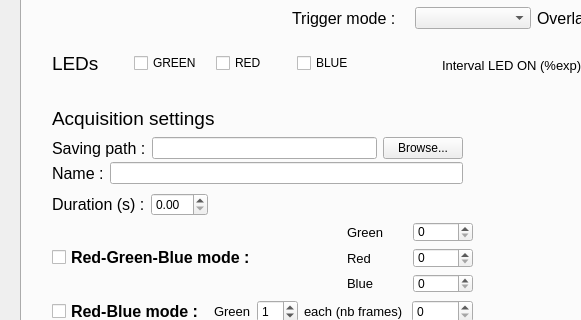
This is isoi_window_V2.ui in JohnstonLab/OMMI as Qt 5 draws it before an edit; both pictures show x 0 to 581 and y 253 to 573 of the 990 by 696 pixel window. The edited form follows.
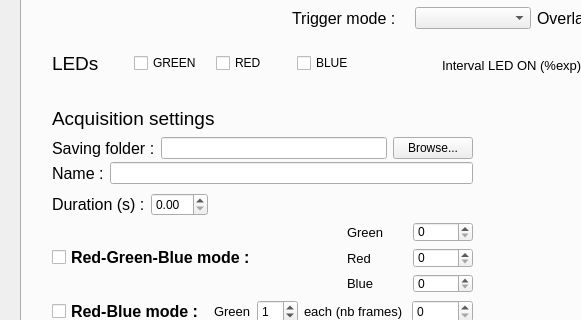
This is the edited form.

Commit message: Saving folder browse button added

```diff
--- a/isoi_window_V2.ui
+++ b/isoi_window_V2.ui
@@ -556,7 +556,7 @@
        <rect>
         <x>30</x>
         <y>353</y>
-        <width>411</width>
+        <width>421</width>
         <height>25</height>
        </rect>
       </property>
@@ -569,7 +569,7 @@
           </font>
          </property>
          <property name="text">
-          <string>Saving path :</string>
+          <string>Saving folder :</string>
          </property>
         </widget>
        </item>
@@ -590,7 +590,7 @@
        <rect>
         <x>30</x>
         <y>379</y>
-        <width>411</width>
+        <width>421</width>
         <height>22</height>
        </rect>
       </property>
```
Left out of the diff: 2 changed lines with no effect on the pictures. The commit also changes 4 other files.
